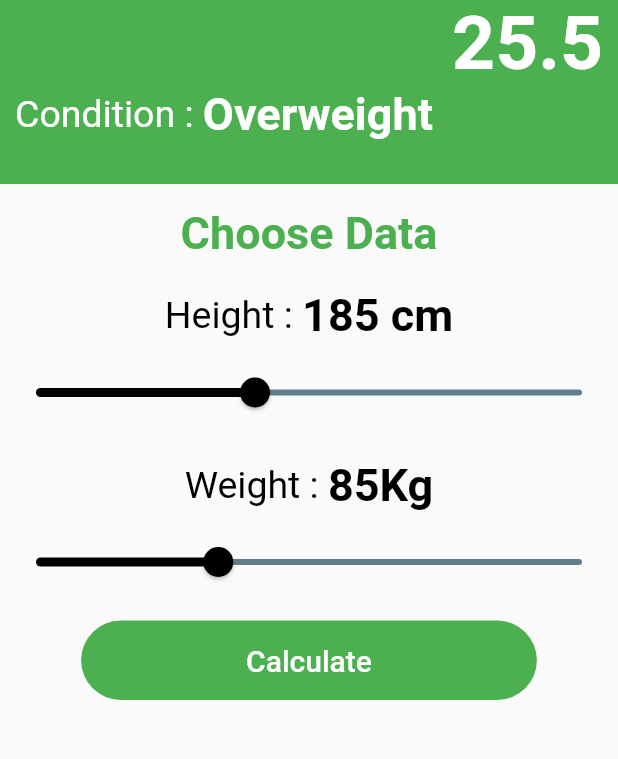
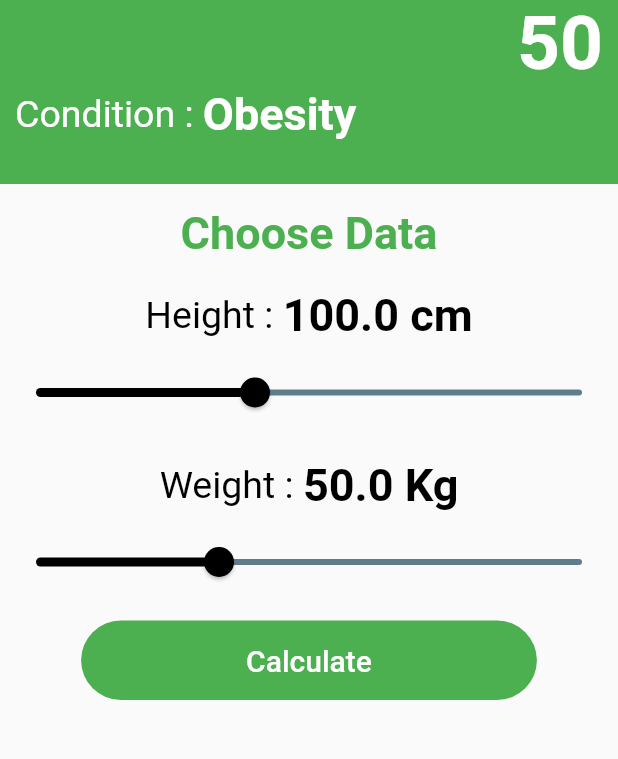
Before and after one commit to Musthafa-Ap/BMI-calculator, a Flutter app: the screen it shows after launch, after a tap on "Calculate", on a phone screen of 412 x 824 dp, the part 206-965 px from its top. Run offline on Flutter 3.47's test engine with Material 2 defaults, Android fonts, the phone set to English and light mode, and no system bars.

Commit message:
bmi calculator is finished

```diff
--- a/lib/Myapp.dart
+++ b/lib/Myapp.dart
@@ -7,6 +7,8 @@ class Myapp extends StatefulWidget {
 class _MyappState extends State<Myapp> {
   double _height=100;
   double _weight=50;
+  int _bmi=0;
+  String _condition = 'select data';
   @override
   Widget build(BuildContext context) {
 
@@ -30,11 +32,11 @@ class _MyappState extends State<Myapp> {
                   children: [
                     Text("BMI",style: TextStyle(fontSize: 60,fontWeight: FontWeight.bold,color: Colors.white),),
                     Text("Calculator",style: TextStyle(fontSize: 40,color: Colors.white),),
-                    Container( width:double.infinity,child: Text("25.5",style: TextStyle(fontSize: 50,fontWeight: FontWeight.bold,color: Colors.white),textAlign: TextAlign.right,)),
+                    Container( width:double.infinity,child: Text("$_bmi",style: TextStyle(fontSize: 50,fontWeight: FontWeight.bold,color: Colors.white),textAlign: TextAlign.right,)),
                     Row(
                       children: [
                         Text("Condition : ",style: TextStyle(fontSize: 25,color: Colors.white),),
-                        Text("Overweight",style: TextStyle(fontSize: 30,color: Colors.white,fontWeight: FontWeight.bold),)
+                        Text("$_condition",style: TextStyle(fontSize: 30,color: Colors.white,fontWeight: FontWeight.bold),)
                       ],
                     )
                   ],
@@ -52,7 +54,7 @@ class _MyappState extends State<Myapp> {
                     children: [
 
                       Text("Height : ",style: TextStyle(fontSize: 25,color: Colors.black),),
-                      Text("185 cm",style: TextStyle(fontSize: 30,color: Colors.black,fontWeight: FontWeight.bold),)
+                      Text("$_height cm",style: TextStyle(fontSize: 30,color: Colors.black,fontWeight: FontWeight.bold),)
                     ],
                   ),
                   SizedBox(height: 10,),
@@ -60,7 +62,7 @@ class _MyappState extends State<Myapp> {
                     value: _height,
                     min: 0,
                     max: 250,
-                    onChanged: (height){
+                    onChanged: ( height){
                       setState(() {
                         _height=height;
                       });
@@ -76,7 +78,7 @@ class _MyappState extends State<Myapp> {
                     children: [
 
                       Text("Weight : ",style: TextStyle(fontSize: 25,color: Colors.black),),
-                      Text("85Kg",style: TextStyle(fontSize: 30,color: Colors.black,fontWeight: FontWeight.bold),)
+                      Text("$_weight Kg",style: TextStyle(fontSize: 30,color: Colors.black,fontWeight: FontWeight.bold),)
                     ],
                   ),SizedBox(height: 10,),
                   Slider(
@@ -88,7 +90,7 @@ class _MyappState extends State<Myapp> {
                         _weight=weight;
                       });
                     },
-                    divisions: 250,
+                    divisions: 150,
                     label: "$_weight",
                     activeColor: Colors.black,
                     inactiveColor: Colors.blueGrey,
@@ -96,7 +98,22 @@ class _MyappState extends State<Myapp> {
 SizedBox(height: 15,),
 FlatButton(
   onPressed: (){
+setState(() {
+  _bmi=(_weight/((_height/100)*(_height/100))).round().toInt();
+    if(_bmi>=18.5 && _bmi<=25)
+    {_condition='Normal';}
+    else if(_bmi>25&&_bmi<=30){
+      _condition='Overweight';
+    }
+    else if(_bmi>30){
+      _condition='Obesity';
+    }
+    else {
+      _condition='Underweight';
+    }
 
+}
+  );
   },
   padding: EdgeInsets.symmetric(horizontal: 110,vertical: 15),
   child: Text("Calculate",style: TextStyle(fontSize: 20),),
```
